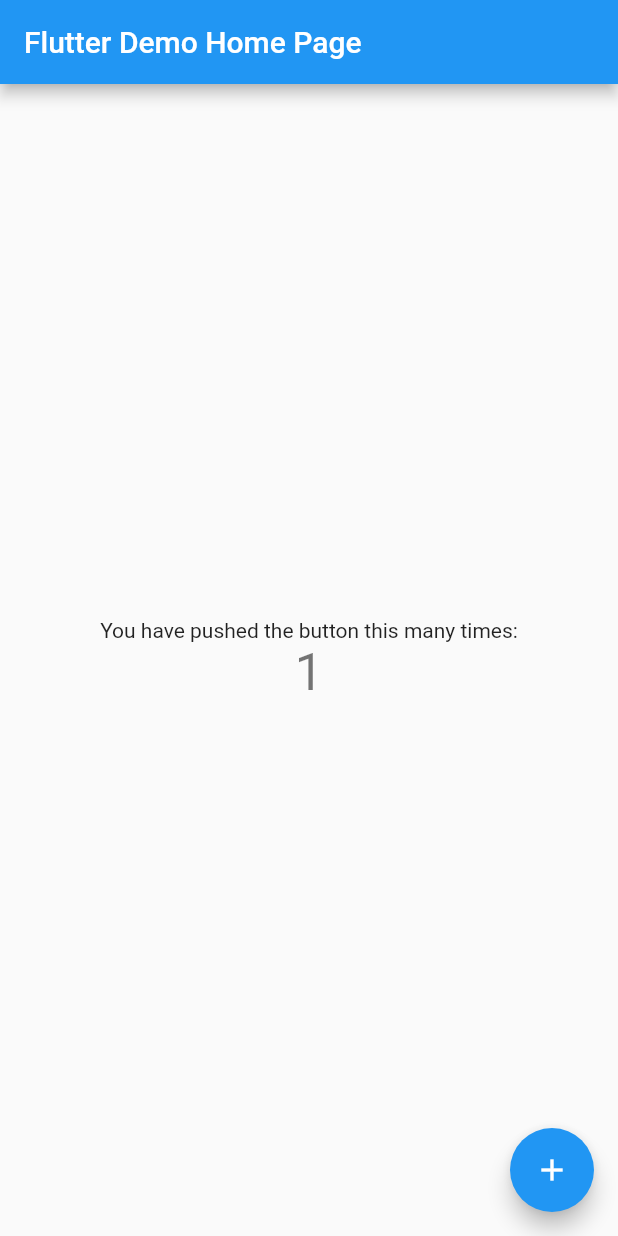
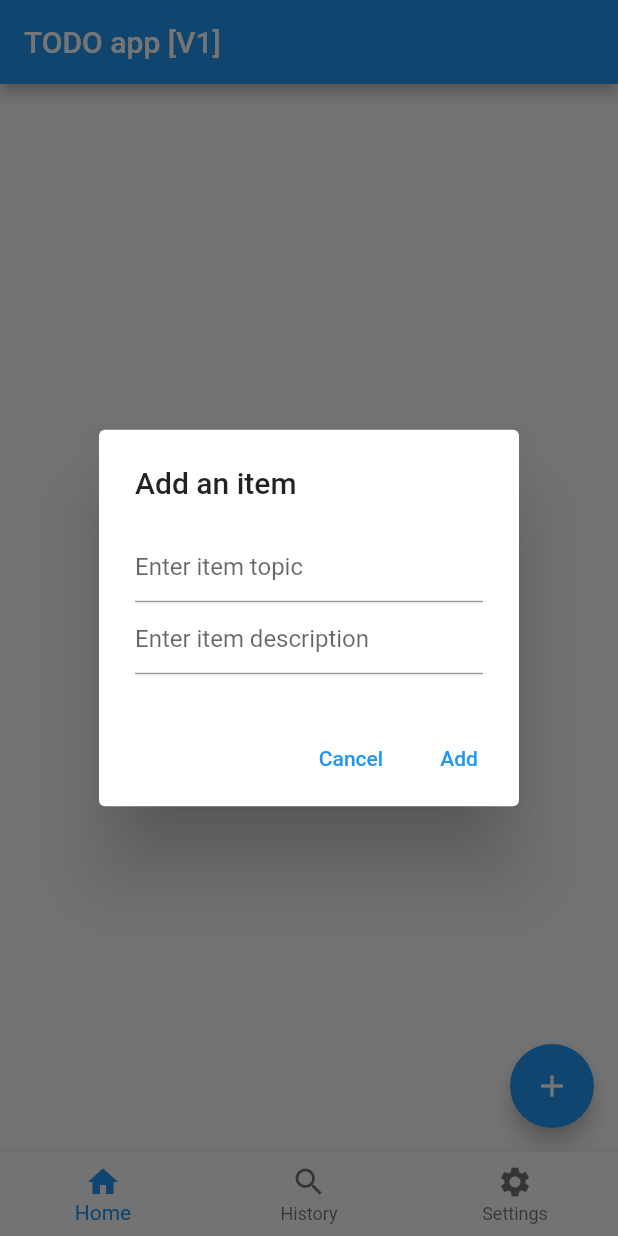
Before and after one commit to gameyp/mobile-app-project-1, a Flutter app: the screen it shows after launch, after a tap on the "add" icon, on a phone screen of 412 x 824 dp. Run offline on Flutter 3.47's test engine with Material 2 defaults, Android fonts, the phone set to English and light mode, and no system bars; our stand-ins replace shared_preferences.

Commit message:
can add todo item and remove it

```diff
--- /dev/null
+++ b/mobileproject101/lib/history.dart
@@ -0,0 +1,17 @@
+import 'package:flutter/material.dart';
+
+class HistoryPage extends StatelessWidget {
+  const HistoryPage({super.key});
+
+  @override
+  Widget build(BuildContext context) {
+    return Scaffold(
+      appBar: AppBar(
+        title: const Text('TODO app [V1]'),
+      ),
+      body: const Center(
+        child: Text('History Page'),
+      ),
+    );
+  }
+}
--- /dev/null
+++ b/mobileproject101/lib/homepage.dart
@@ -0,0 +1,119 @@
+import 'package:flutter/material.dart';
+
+class HomePage extends StatefulWidget {
+  const HomePage({super.key});
+
+  @override
+  State<HomePage> createState() => _HomePageState();
+}
+
+class _HomePageState extends State<HomePage> {
+  final List<Map<String, String>> _items = [];
+
+  void _addNewItem(String topic, String? description) {
+    if (topic.isNotEmpty) {
+      setState(() {
+        _items.add({
+          'topic': topic,
+          'description': description ?? '',
+        });
+      });
+    }
+  }
+
+  void _removeItem(int index) {
+    setState(() {
+      _items.removeAt(index);
+    });
+  }
+
+  @override
+  Widget build(BuildContext context) {
+    return Scaffold(
+      appBar: AppBar(
+        title: const Text('TODO app [V1]'),
+      ),
+      body: ListView.builder(
+        itemCount: _items.length,
+        itemBuilder: (BuildContext context, int index) {
+          return Dismissible(
+            key: Key(_items[index]['topic']!),
+            onDismissed: (direction) {
+              _removeItem(index);
+            },
+            background: Container(
+              color: Colors.red,
+              alignment: Alignment.centerLeft,
+              child: const Padding(
+                padding: EdgeInsets.fromLTRB(20.0, 0.0, 0.0, 0.0),
+                child: Icon(
+                  Icons.delete,
+                  color: Colors.white,
+                ),
+              ),
+            ),
+            child: ListTile(
+              title: Text(_items[index]['topic'] ?? ''),
+              subtitle: _items[index]['description']?.isNotEmpty == true
+                  ? Text(_items[index]['description']!)
+                  : null,
+            ),
+          );
+        },
+      ),
+      floatingActionButton: FloatingActionButton(
+        onPressed: () async {
+          Map<String, String?>? result = await showDialog(
+            context: context,
+            builder: (BuildContext context) {
+              final topicController = TextEditingController();
+              final descriptionController = TextEditingController();
+              return AlertDialog(
+                title: const Text('Add an item'),
+                content: Column(
+                  mainAxisSize: MainAxisSize.min,
+                  children: [
+                    TextField(
+                      controller: topicController,
+                      decoration: const InputDecoration(
+                        hintText: 'Enter item topic',
+                      ),
+                    ),
+                    TextField(
+                      controller: descriptionController,
+                      decoration: const InputDecoration(
+                        hintText: 'Enter item description',
+                      ),
+                    ),
+                  ],
+                ),
+                actions: [
+                  TextButton(
+                    child: const Text('Cancel'),
+                    onPressed: () {
+                      Navigator.of(context).pop();
+                    },
+                  ),
+                  TextButton(
+                    child: const Text('Add'),
+                    onPressed: () {
+                      Navigator.of(context).pop({
+                        'topic': topicController.text.trim(),
+                        'description': descriptionController.text.trim(),
+                      });
+                    },
+                  ),
+                ],
+              );
+            },
+          );
+
+          if (result != null) {
+            _addNewItem(result['topic']!, result['description']);
+          }
+        },
+        child: const Icon(Icons.add),
+      ),
+    );
+  }
+}
--- a/mobileproject101/lib/main.dart
+++ b/mobileproject101/lib/main.dart
@@ -1,115 +1,71 @@
 import 'package:flutter/material.dart';
+import 'package:provider/provider.dart';
+import 'history.dart';
+import 'setting.dart';
+import 'homepage.dart';
+import 'todoItem.dart';
 
 void main() {
-  runApp(const MyApp());
+  runApp(
+    MultiProvider(
+      providers: [
+        ChangeNotifierProvider<TodoModel>(
+          create: (_) => TodoModel(),
+        ),
+      ],
+      child: const MyApp(),
+    ),
+  );
 }
 
-class MyApp extends StatelessWidget {
+class MyApp extends StatefulWidget {
   const MyApp({super.key});
 
-  // This widget is the root of your application.
+  @override
+  State<MyApp> createState() => _MyAppState();
+}
+
+class _MyAppState extends State<MyApp> {
+  int _currentIndex = 0;
+
+  final List<Widget> _pages = [
+    const HomePage(),
+    const HistoryPage(),
+    const SettingPage(),
+  ];
+
   @override
   Widget build(BuildContext context) {
     return MaterialApp(
-      title: 'Flutter Demo',
+      title: 'TODO app [V1]',
       theme: ThemeData(
-        // This is the theme of your application.
-        //
-        // Try running your application with "flutter run". You'll see the
-        // application has a blue toolbar. Then, without quitting the app, try
-        // changing the primarySwatch below to Colors.green and then invoke
-        // "hot reload" (press "r" in the console where you ran "flutter run",
-        // or simply save your changes to "hot reload" in a Flutter IDE).
-        // Notice that the counter didn't reset back to zero; the application
-        // is not restarted.
         primarySwatch: Colors.blue,
       ),
-      home: const MyHomePage(title: 'Flutter Demo Home Page'),
+      home: Scaffold(
+        body: _pages[_currentIndex],
+        bottomNavigationBar: BottomNavigationBar(
+          currentIndex: _currentIndex,
+          items: const [
+            BottomNavigationBarItem(
+              icon: Icon(Icons.home),
+              label: 'Home',
+            ),
+            BottomNavigationBarItem(
+              icon: Icon(Icons.search),
+              label: 'History',
+            ),
+            BottomNavigationBarItem(
+              icon: Icon(Icons.settings),
+              label: 'Settings',
+            ),
+          ],
+          onTap: (index) {
+            setState(() {
+              _currentIndex = index;
+            });
+          },
+        ),
+      ),
     );
   }
 }
-
-class MyHomePage extends StatefulWidget {
-  const MyHomePage({super.key, required this.title});
-
-  // This widget is the home page of your application. It is stateful, meaning
-  // that it has a State object (defined below) that contains fields that affect
-  // how it looks.
-
-  // This class is the configuration for the state. It holds the values (in this
-  // case the title) provided by the parent (in this case the App widget) and
-  // used by the build method of the State. Fields in a Widget subclass are
-  // always marked "final".
-
-  final String title;
-
-  @override
-  State<MyHomePage> createState() => _MyHomePageState();
-}
-
-class _MyHomePageState extends State<MyHomePage> {
-  int _counter = 0;
-
-  void _incrementCounter() {
-    setState(() {
-      // This call to setState tells the Flutter framework that something has
-      // changed in this State, which causes it to rerun the build method below
-      // so that the display can reflect the updated values. If we changed
-      // _counter without calling setState(), then the build method would not be
-      // called again, and so nothing would appear to happen.
-      _counter++;
-    });
-  }
-
-  @override
-  Widget build(BuildContext context) {
-    // This method is rerun every time setState is called, for instance as done
-    // by the _incrementCounter method above.
-    //
-    // The Flutter framework has been optimized to make rerunning build methods
-    // fast, so that you can just rebuild anything that needs updating rather
-    // than having to individually change instances of widgets.
-    return Scaffold(
-      appBar: AppBar(
-        // Here we take the value from the MyHomePage object that was created by
-        // the App.build method, and use it to set our appbar title.
-        title: Text(widget.title),
-      ),
-      body: Center(
-        // Center is a layout widget. It takes a single child and positions it
-        // in the middle of the parent.
-        child: Column(
-          // Column is also a layout widget. It takes a list of children and
-          // arranges them vertically. By default, it sizes itself to fit its
-          // children horizontally, and tries to be as tall as its parent.
-          //
-          // Invoke "debug painting" (press "p" in the console, choose the
-          // "Toggle Debug Paint" action from the Flutter Inspector in Android
-          // Studio, or the "Toggle Debug Paint" command in Visual Studio Code)
-          // to see the wireframe for each widget.
-          //
-          // Column has various properties to control how it sizes itself and
-          // how it positions its children. Here we use mainAxisAlignment to
-          // center the children vertically; the main axis here is the vertical
-          // axis because Columns are vertical (the cross axis would be
-          // horizontal).
-          mainAxisAlignment: MainAxisAlignment.center,
-          children: <Widget>[
-            const Text(
-              'You have pushed the button this many times:',
-            ),
-            Text(
-              '$_counter',
-              style: Theme.of(context).textTheme.headline4,
-            ),
-          ],
-        ),
-      ),
-      floatingActionButton: FloatingActionButton(
-        onPressed: _incrementCounter,
-        tooltip: 'Increment',
-        child: const Icon(Icons.add),
-      ), // This trailing comma makes auto-formatting nicer for build methods.
-    );
-  }
-}
```
Also changed, not shown: mobileproject101/lib/setting.dart (added, +17 -0 lines), mobileproject101/lib/todoItem.dart (added, +50 -0 lines), mobileproject101/pubspec.yaml (+3 -67 lines), mobileproject101/pubspec.lock, 4 other files.
